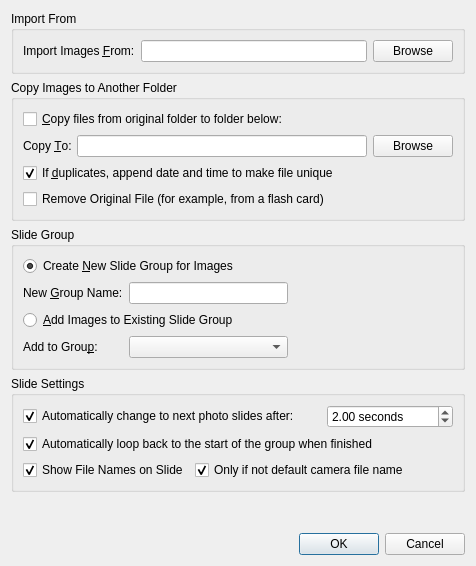
Above: src/ImageImportDialog.ui from google-code-export/dviz before the change. Below: the same form after it.
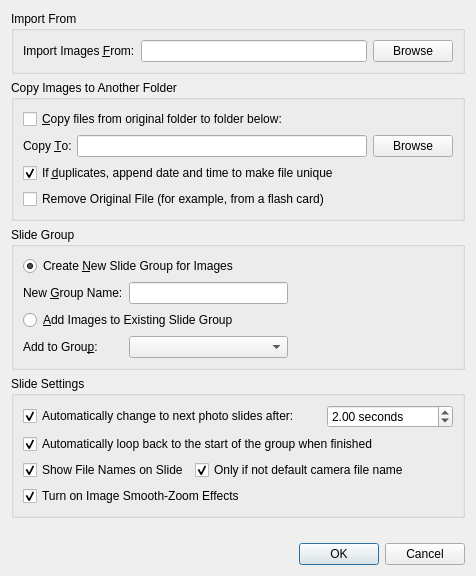
That is the form after the change.

```diff
--- a/src/ImageImportDialog.ui
+++ b/src/ImageImportDialog.ui
@@ -7,7 +7,7 @@
     <x>0</x>
     <y>0</y>
     <width>476</width>
-    <height>566</height>
+    <height>576</height>
    </rect>
   </property>
   <property name="windowTitle">
@@ -217,6 +217,16 @@
         </property>
        </widget>
       </item>
+      <item row="3" column="0" colspan="3">
+       <widget class="QCheckBox" name="zoomImage">
+        <property name="text">
+         <string>Turn on Image Smooth-Zoom Effects</string>
+        </property>
+        <property name="checked">
+         <bool>true</bool>
+        </property>
+       </widget>
+      </item>
      </layout>
     </widget>
    </item>
```
